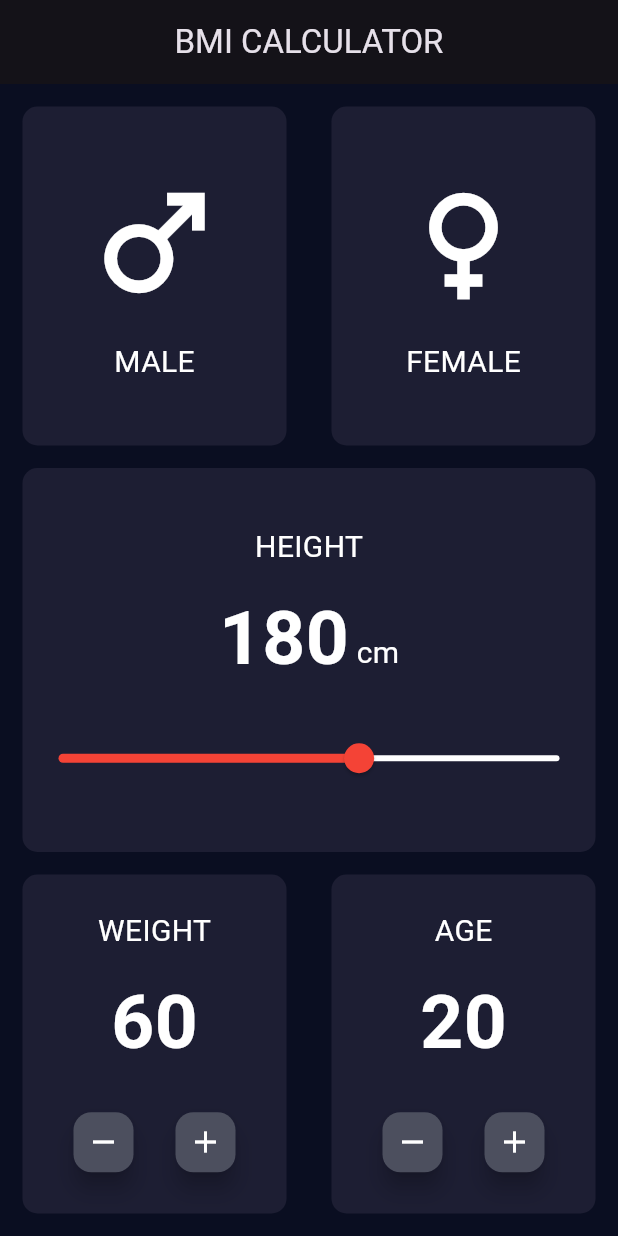
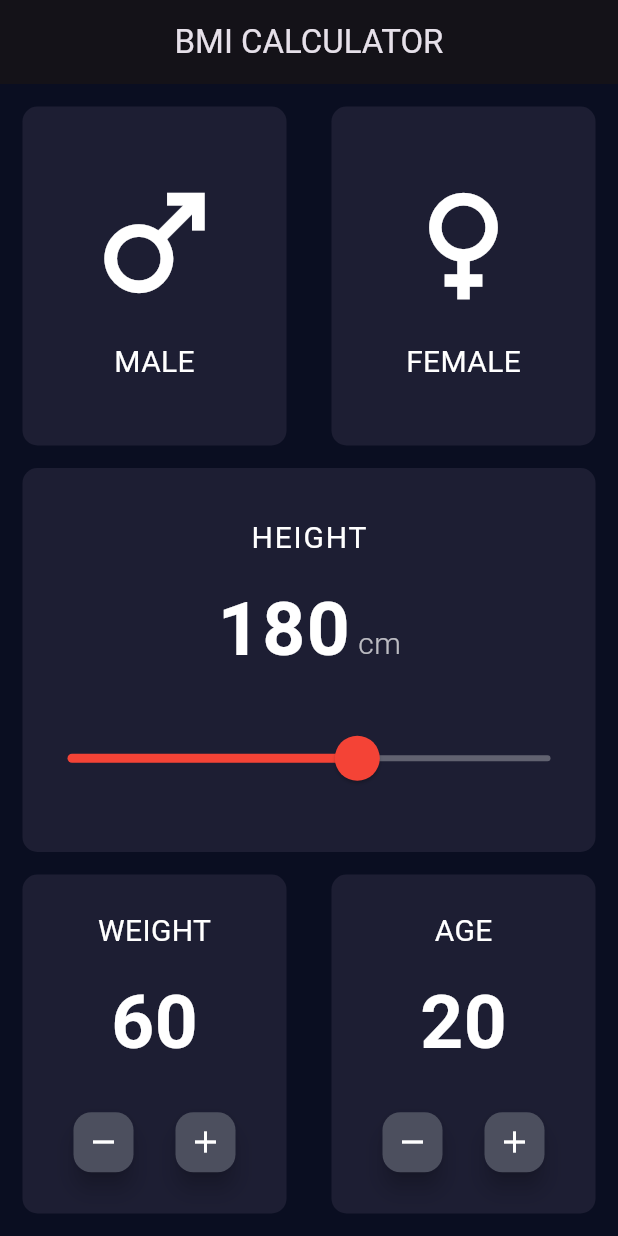
Before and after one commit to MuhammadAbdullah771/FlutterProjects, a Flutter app: the screen it shows after launch, on a phone screen of 412 x 824 dp. Run offline on Flutter 3.47's test engine with Material 3 defaults, Android fonts, the phone set to English and light mode, and no system bars; our stand-ins replace csv, flutter_local_notifications, pdf, permission_handler, share_plus, shared_preferences and 2 more; accounts and stored records are empty.

Commit message:
Video 12  Sider Container BMI Part 12
Slider Box Text and adjument of text

```diff
--- a/bmi_app/lib/input_page.dart
+++ b/bmi_app/lib/input_page.dart
@@ -66,6 +66,7 @@ class _InputPageState extends State<InputPage> {
                       style: TextStyle(
                         fontSize: AppSizes.mediumTextSize,
                         color: AppColors.textColor,
+                        letterSpacing: 1.2,
                       ),
                     ),
                     SizedBox(height: AppSizes.mediumSpacing),
@@ -80,6 +81,7 @@ class _InputPageState extends State<InputPage> {
                             fontSize: AppSizes.largeTextSize,
                             fontWeight: FontWeight.bold,
                             color: AppColors.textColor,
+                            letterSpacing: 1.0,
                           ),
                         ),
                         SizedBox(width: AppSizes.smallSpacing),
@@ -87,23 +89,33 @@ class _InputPageState extends State<InputPage> {
                           AppStrings.cm,
                           style: TextStyle(
                             fontSize: AppSizes.mediumTextSize,
-                            color: AppColors.textColor,
+                            color: AppColors.textColor.withValues(alpha: 0.7),
+                            fontWeight: FontWeight.w300,
                           ),
                         ),
                       ],
                     ),
                     SizedBox(height: AppSizes.largeSpacing),
-                    Slider(
+                    SliderTheme(
+                      data: SliderTheme.of(context).copyWith(
+                        activeTrackColor: AppColors.sliderActiveColor,
+                        inactiveTrackColor: AppColors.sliderInactiveColor.withValues(alpha: 0.3),
+                        thumbColor: AppColors.sliderActiveColor,
+                        overlayColor: AppColors.sliderActiveColor.withValues(alpha: 0.2),
+                        thumbShape: RoundSliderThumbShape(enabledThumbRadius: 15.0),
+                        overlayShape: RoundSliderOverlayShape(overlayRadius: 30.0),
+                        trackHeight: 4.0,
+                      ),
+                      child: Slider(
                         value: height.toDouble(),
                         min: AppDefaults.heightMin,
                         max: AppDefaults.heightMax,
-                      activeColor: AppColors.sliderActiveColor,
-                      inactiveColor: AppColors.sliderInactiveColor,
                         onChanged: (double newValue) {
                           setState(() {
                             height = newValue.round();
                           });
                         },
+                      ),
                     ),
                   ],
                 ),
```
Lines whose indentation alone changed are shown as unchanged.
